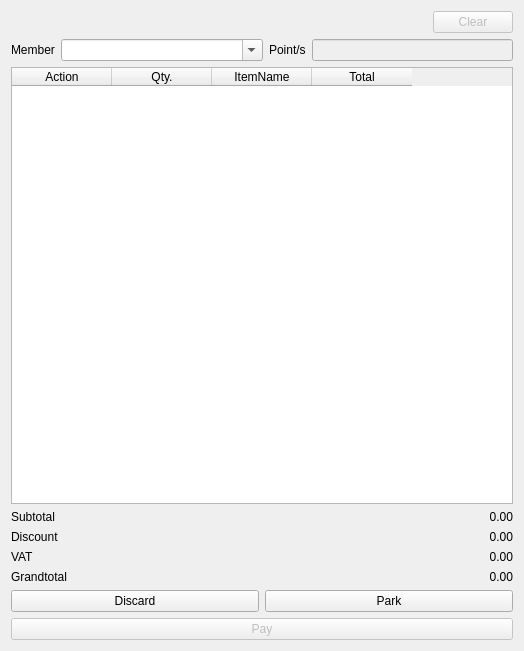
This is app/views/templates/generated/PreOrder.ui in rondalefloyd/mts-pos as Qt 5 draws it before an edit. The edited form follows.
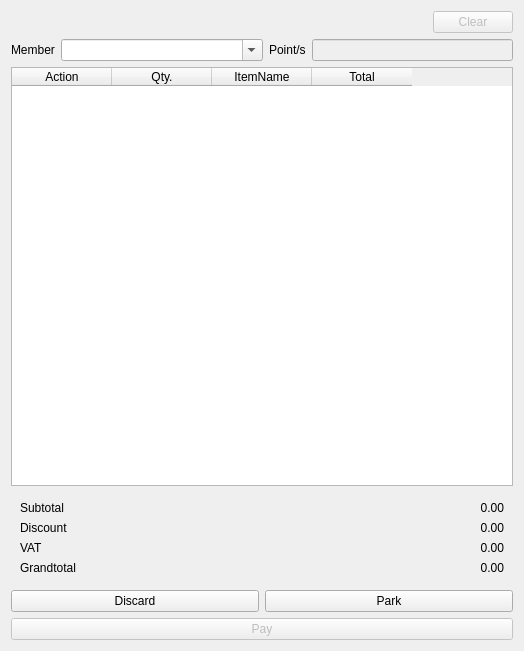
This is the edited form.

Diff of the .ui file:
```diff
--- a/app/views/templates/generated/PreOrder.ui
+++ b/app/views/templates/generated/PreOrder.ui
@@ -156,7 +156,8 @@
     </widget>
    </item>
    <item>
-    <layout class="QFormLayout" name="formLayoutBilling">
+    <widget class="QWidget" name="widgetBilling" native="true">
+     <layout class="QFormLayout" name="formLayout">
      <item row="0" column="0">
       <widget class="QLabel" name="label">
        <property name="text">
@@ -164,6 +165,16 @@
        </property>
       </widget>
      </item>
+      <item row="0" column="1">
+       <widget class="QLabel" name="labelSubtotal">
+        <property name="text">
+         <string>0.00</string>
+        </property>
+        <property name="alignment">
+         <set>Qt::AlignRight|Qt::AlignTrailing|Qt::AlignVCenter</set>
+        </property>
+       </widget>
+      </item>
      <item row="1" column="0">
       <widget class="QLabel" name="label_2">
        <property name="text">
@@ -171,6 +182,16 @@
        </property>
       </widget>
      </item>
+      <item row="1" column="1">
+       <widget class="QLabel" name="labelDiscount">
+        <property name="text">
+         <string>0.00</string>
+        </property>
+        <property name="alignment">
+         <set>Qt::AlignRight|Qt::AlignTrailing|Qt::AlignVCenter</set>
+        </property>
+       </widget>
+      </item>
      <item row="2" column="0">
       <widget class="QLabel" name="label_3">
        <property name="text">
@@ -178,45 +199,25 @@
        </property>
       </widget>
      </item>
+      <item row="2" column="1">
+       <widget class="QLabel" name="labelTax">
+        <property name="text">
+         <string>0.00</string>
+        </property>
+        <property name="alignment">
+         <set>Qt::AlignRight|Qt::AlignTrailing|Qt::AlignVCenter</set>
+        </property>
+       </widget>
+      </item>
      <item row="3" column="0">
-      <widget class="QLabel" name="label_4">
+       <widget class="QLabel" name="labelGrandtotalTitle">
        <property name="text">
         <string>Grandtotal</string>
        </property>
       </widget>
      </item>
      <item row="3" column="1">
-      <widget class="QLabel" name="labelGrandTotal">
-       <property name="text">
-        <string>0.00</string>
-       </property>
-       <property name="alignment">
-        <set>Qt::AlignRight|Qt::AlignTrailing|Qt::AlignVCenter</set>
-       </property>
-      </widget>
-     </item>
-     <item row="2" column="1">
-      <widget class="QLabel" name="labelTax">
-       <property name="text">
-        <string>0.00</string>
-       </property>
-       <property name="alignment">
-        <set>Qt::AlignRight|Qt::AlignTrailing|Qt::AlignVCenter</set>
-       </property>
-      </widget>
-     </item>
-     <item row="1" column="1">
-      <widget class="QLabel" name="labelDiscount">
-       <property name="text">
-        <string>0.00</string>
-       </property>
-       <property name="alignment">
-        <set>Qt::AlignRight|Qt::AlignTrailing|Qt::AlignVCenter</set>
-       </property>
-      </widget>
-     </item>
-     <item row="0" column="1">
-      <widget class="QLabel" name="labelSubtotal">
+       <widget class="QLabel" name="labelGrandtotal">
        <property name="text">
         <string>0.00</string>
        </property>
@@ -226,6 +227,7 @@
       </widget>
      </item>
     </layout>
+    </widget>
    </item>
    <item>
     <layout class="QHBoxLayout" name="horizontalLayout">
```
Left out of the diff: 2 changed lines with no effect on the pictures. Lines whose indentation alone changed are shown as unchanged.
